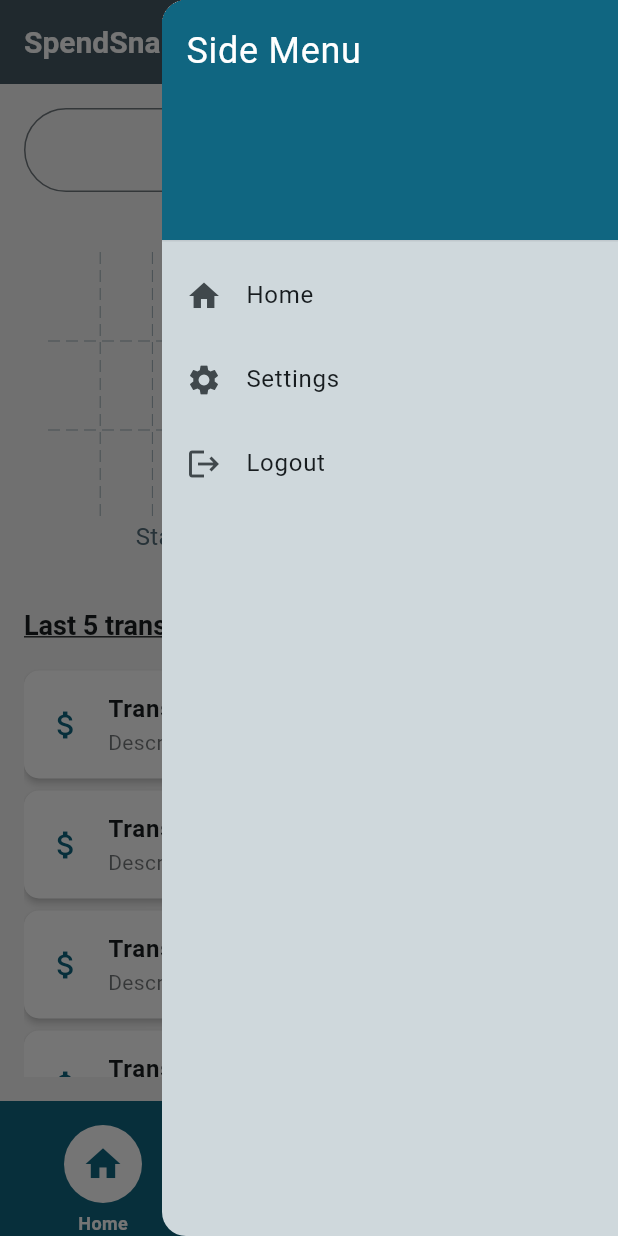
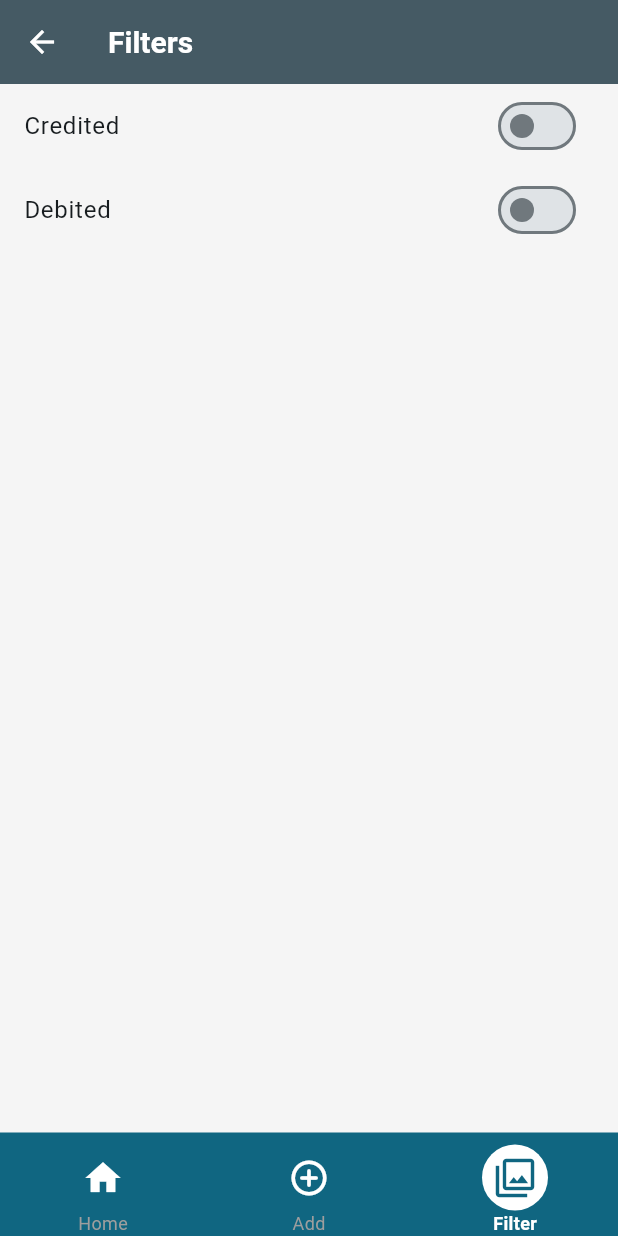
Before and after one commit to singhamjesh/spend_snap, a Flutter app: the screen it shows after launch, item 3 of the bottom bar chosen, on a phone screen of 412 x 824 dp. Run offline on Flutter 3.47's test engine with Material 3 defaults, Android fonts, the light colour scheme and no system bars; drawn by our look-alikes of fl_chart; our stand-ins replace flutter_form_builder, permission_handler, sqflite_common_ffi; accounts and stored records are empty.

Commit message:
fix ui issue

```diff
--- a/lib/app_routers.dart
+++ b/lib/app_routers.dart
@@ -1,16 +1,29 @@
 import 'package:flutter/material.dart';
 import 'package:spend_snap/layouts/mobile.dart';
+import 'package:spend_snap/screens/filter/index.dart';
 import 'package:spend_snap/screens/home/index.dart';
 import 'package:spend_snap/screens/transactions/index.dart';
 
 class AppRoutes {
   static const String home = '/';
   static const String transactions = '/transactions';
-  static const String contact = '/transactions';
+  static const String filters = '/filters';
 
   static Map<String, WidgetBuilder> routes = {
-    home: (context) => MobileLayout(title: 'SpendSnap', child: HomeScreen()),
-    transactions: (context) =>
-        MobileLayout(title: 'SpendSnap', child: TransactionScreen()),
+    home: (context) => MobileLayout(
+          title: 'Spend Snap',
+          isBack: false,
+          child: HomeScreen(),
+        ),
+    transactions: (context) => MobileLayout(
+          title: 'Transactions',
+          isBack: true,
+          child: TransactionScreen(),
+        ),
+    filters: (context) => MobileLayout(
+          title: 'Filters',
+          isBack: true,
+          child: FilterScreen(),
+        ),
   };
 }
--- a/lib/config/constants.dart
+++ b/lib/config/constants.dart
@@ -6,7 +6,7 @@ class Constants {
 
   static final List<Map<String, dynamic>> bottomNavigationItems = [
     {"icon": Icons.home, "label": "Home"},
-    {"icon": Icons.add, "label": "Add"},
-    {"icon": Icons.more_vert, "label": "More"},
+    {"icon": Icons.add_circle_outline_rounded, "label": "Add"},
+    {"icon": Icons.filter, "label": "Filter"},
   ];
 }
--- a/lib/layouts/mobile.dart
+++ b/lib/layouts/mobile.dart
@@ -1,27 +1,27 @@
 import 'package:flutter/material.dart';
-import 'package:spend_snap/app_routers.dart';
-import 'package:spend_snap/widgets/navigation_bar.dart';
+import 'package:spend_snap/widgets/bottom_navigation.dart';
 
 class MobileLayout extends StatelessWidget {
   final String title;
   final Widget child;
+  final bool isBack;
 
   const MobileLayout({
     super.key,
     required this.title,
     required this.child,
+    required this.isBack,
   });
 
   @override
   Widget build(BuildContext context) {
-    bool isHome = ModalRoute.of(context)?.settings.name == AppRoutes.home;
-
     return Scaffold(
       appBar: AppBar(
         title: Text(title),
-        automaticallyImplyLeading: !isHome,
       ),
-      endDrawer: Drawer(
+      drawer: isBack
+          ? null
+          : Drawer(
               child: ListView(
                 padding: EdgeInsets.zero,
                 children: <Widget>[
--- /dev/null
+++ b/lib/screens/filter/index.dart
@@ -0,0 +1,39 @@
+import 'package:flutter/material.dart';
+
+class FilterScreen extends StatefulWidget {
+  const FilterScreen({super.key});
+
+  @override
+  State<FilterScreen> createState() => _FlitterScreenState();
+}
+
+class _FlitterScreenState extends State<FilterScreen> {
+  bool _isCredited = false;
+  bool _isDebited = false;
+
+  @override
+  Widget build(BuildContext context) {
+    return ListView(
+      children: [
+        SwitchListTile(
+          value: _isCredited,
+          onChanged: (value) {
+            setState(() {
+              _isCredited = value;
+            });
+          },
+          title: Text("Credited"),
+        ),
+        SwitchListTile(
+          value: _isDebited,
+          onChanged: (value) {
+            setState(() {
+              _isDebited = value;
+            });
+          },
+          title: Text("Debited"),
+        ),
+      ],
+    );
+  }
+}
--- a/lib/screens/home/index.dart
+++ b/lib/screens/home/index.dart
@@ -58,7 +58,6 @@ class _HomeScreenState extends State<HomeScreen> {
               )
             ],
           ),
-          SizedBox(height: 2),
           Expanded(
             child: CustomList(),
           ),
--- a/lib/screens/transactions/index.dart
+++ b/lib/screens/transactions/index.dart
@@ -12,7 +12,7 @@ class _TransactionScreenState extends State<TransactionScreen> {
   @override
   Widget build(BuildContext context) {
     return Padding(
-      padding: const EdgeInsets.all(16.0),
+      padding: const EdgeInsets.symmetric(vertical: 4.0, horizontal: 8.0),
       child: Column(
         mainAxisAlignment: MainAxisAlignment.start,
         crossAxisAlignment: CrossAxisAlignment.start,
--- a/lib/widgets/navigation_bar.dart
+++ b/lib/widgets/bottom_navigation.dart
@@ -24,6 +24,9 @@ class _BottomNavigationState extends State<BottomNavigation> {
       case '/':
         _selectedIndex = 0;
         break;
+      case '/filters':
+        _selectedIndex = 2;
+        break;
       default:
         _selectedIndex = -1;
     }
@@ -37,13 +40,6 @@ class _BottomNavigationState extends State<BottomNavigation> {
 
       // Show Add Transaction popup
       await _showAddTransactionPopup();
-
-      return;
-    }
-
-    if (index == 2) {
-      // Open side menu from left to right
-      Scaffold.of(context).openEndDrawer();
       return;
     }
 
@@ -51,13 +47,16 @@ class _BottomNavigationState extends State<BottomNavigation> {
       _selectedIndex = index;
     });
 
-    String? routeName;
     switch (index) {
+      case 2:
+        {
+          Navigator.pushNamed(context, '/filters');
+        }
       default:
-        routeName = '/';
+        {
+          Navigator.pushReplacementNamed(context, '/');
+        }
     }
-
-    Navigator.pushNamed(context, routeName);
   }
 
   Future<void> _showAddTransactionPopup() async {
@@ -77,7 +76,7 @@ class _BottomNavigationState extends State<BottomNavigation> {
   Widget build(BuildContext context) {
     return Container(
       color: Theme.of(context).colorScheme.primary,
-      padding: EdgeInsets.only(top: 16),
+      padding: EdgeInsets.only(top: 8),
       child: SafeArea(
         bottom: true,
         child: Container(
@@ -107,7 +106,7 @@ class _BottomNavigationState extends State<BottomNavigation> {
           children: [
             AnimatedContainer(
               duration: const Duration(milliseconds: 300),
-              padding: const EdgeInsets.all(12.0),
+              padding: const EdgeInsets.all(8.0),
               decoration: BoxDecoration(
                 shape: BoxShape.circle,
                 color: isSelected ? Colors.white : Colors.transparent,
@@ -120,7 +119,6 @@ class _BottomNavigationState extends State<BottomNavigation> {
                     : Colors.white,
               ),
             ),
-            const SizedBox(height: 5),
             Text(
               items[index]['label'],
               style: TextStyle(
--- a/lib/widgets/list.dart
+++ b/lib/widgets/list.dart
@@ -20,7 +20,7 @@ class _CustomListState extends State<CustomList> {
           shape: RoundedRectangleBorder(
             borderRadius: BorderRadius.circular(10.0),
           ),
-          elevation: 2,
+          elevation: 4,
           child: ListTile(
             leading: Icon(
               Icons.attach_money,
@@ -28,14 +28,13 @@ class _CustomListState extends State<CustomList> {
             ),
             title: Text(
               'Transaction $index',
-              style: TextStyle(
-                fontWeight: FontWeight.bold,
+              style: Theme.of(context).textTheme.titleMedium!.copyWith(
                     color: Theme.of(context).colorScheme.onSurface,
                   ),
             ),
             subtitle: Text(
               'Description for transaction $index',
-              style: TextStyle(
+              style: Theme.of(context).textTheme.bodySmall!.copyWith(
                     color: Theme.of(context)
                         .colorScheme
                         .onSurface
```
Also changed, not shown: 3 other files. Lines whose indentation alone changed are shown as unchanged.
